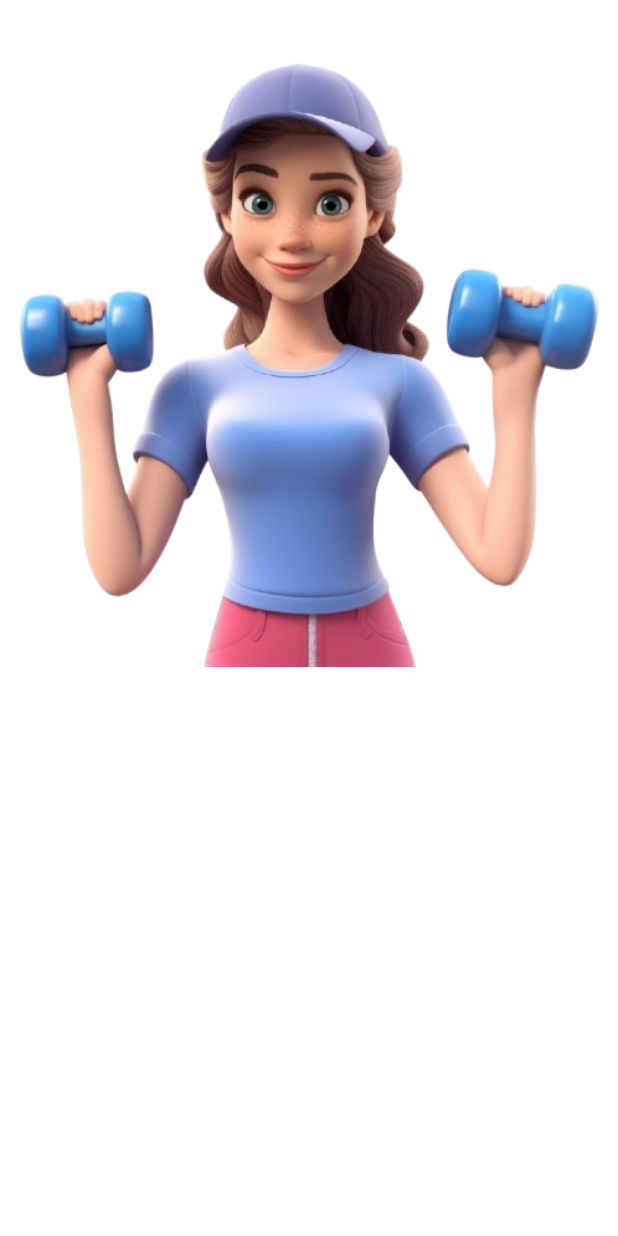
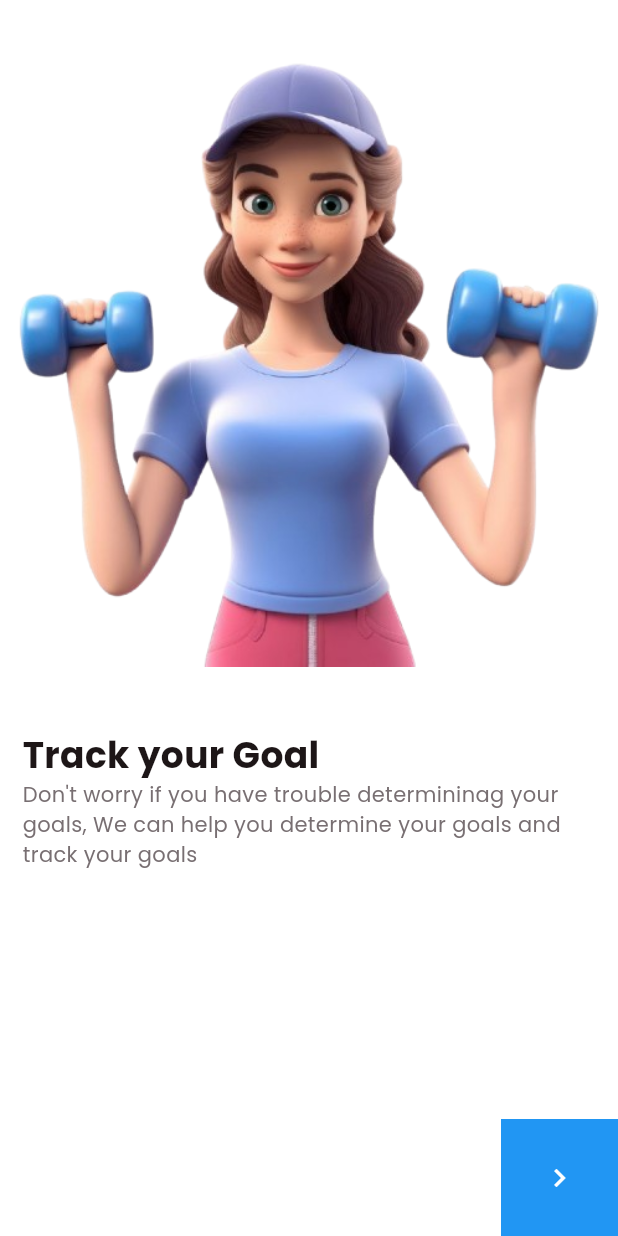
Before and after one commit to sdhaputhanthrie/Fitness-App, a Flutter app: the screen it shows after launch, on a phone screen of 412 x 824 dp. Run offline on Flutter 3.47's test engine with Material 3 defaults, Android fonts, the phone set to English and light mode, and no system bars.

Commit message:
create on boarding page

```diff
--- /dev/null
+++ b/lib/common_widget/on_boarding_page.dart
@@ -0,0 +1,50 @@
+import 'package:flutter/material.dart';
+import '../common/colo_extension.dart';
+
+class OnBoardingPage extends StatelessWidget {
+  final Map pObj;
+  const OnBoardingPage({super.key, required this.pObj});
+
+  @override
+  Widget build(BuildContext context) {
+    var media = MediaQuery.of(context).size;
+    return SizedBox(
+      width: media.width,
+      height: media.height,
+      child: Column(
+        mainAxisAlignment: MainAxisAlignment.start,
+        crossAxisAlignment: CrossAxisAlignment.start,
+        children: [
+          SizedBox(height: 30),
+          Image.asset(
+            pObj["image"].toString(),
+            width: media.width,
+            fit: BoxFit.fitWidth,
+          ),
+
+          SizedBox(height: media.width * 0.1),
+
+          Padding(
+            padding: const EdgeInsets.symmetric(horizontal: 15),
+            child: Text(
+             pObj["title"].toString(),
+              style: TextStyle(
+                color: TColor.black,
+                fontSize: 24,
+                fontWeight: FontWeight.w700,
+              ),
+            ),
+          ),
+
+          Padding(
+            padding: const EdgeInsets.symmetric(horizontal: 15),
+            child: Text(
+              pObj["subtitle"].toString(),
+              style: TextStyle(color: TColor.gray, fontSize: 14),
+            ),
+          ),
+        ],
+      ),
+    );
+  }
+}
--- a/lib/view/on_boarding/on_boarding_view.dart
+++ b/lib/view/on_boarding/on_boarding_view.dart
@@ -1,3 +1,4 @@
+import 'package:fitness/common_widget/on_boarding_page.dart';
 import 'package:flutter/material.dart';
 
 import '../../common/colo_extension.dart';
@@ -12,6 +13,33 @@ class OnBoardingView extends StatefulWidget {
 class _OnBoardingViewState extends State<OnBoardingView> {
   PageController controller = PageController();
 
+  List pageArr = [
+    {
+      "title": "Track your Goal",
+      "subtitle":
+          "Don't worry if you have trouble determininag your goals, We can help you determine your goals and track your goals",
+      "image": "assets/img/co (1).png",
+    },
+    {
+      "title": "Get Burn",
+      "subtitle":
+          "Let's keep burning, to achive yours goals, it hurts only teporarily, if you give up now you will be in pain forever",
+      "image": "assets/img/co (2).png",
+    },
+    {
+      "title": "Eat Well",
+      "subtitle":
+          "Let's start healthy lifestyle with us, we can determine your diet every day. healthy eating is fun",
+      "image": "assets/img/co (3).png",
+    },
+    {
+      "title": "Improve Sleep\nQuality",
+      "subtitle":
+          "Improve the quality of your sleep with us, good quality sleep can bring a good mood in the morning",
+      "image": "assets/img/co (4).png",
+    },
+  ];
+
   @override
   Widget build(BuildContext context) {
     var media = MediaQuery.of(context).size;
@@ -19,25 +47,25 @@ class _OnBoardingViewState extends State<OnBoardingView> {
     return Scaffold(
       backgroundColor: TColor.white,
       body: Stack(
+        alignment: Alignment.bottomRight,
         children: [
           PageView.builder(
             controller: controller,
-            itemCount: 3,
+            itemCount: pageArr.length,
             itemBuilder: (context, index) {
+              var pObj = pageArr[index] as Map? ?? {};
+              return OnBoardingPage(pObj: pObj);
+            }
+          ),
 
-              return SizedBox(
-                width:media.width,
-                height: media.height,
-                child: Column(
-                   mainAxisAlignment: MainAxisAlignment.start,
-                children: [
-                  SizedBox(height: 30),
-                  Image.asset("assets/img/co (1).png", width: media.width , fit:BoxFit.fitWidth, )
-                 ],
-                ),
-              );
-            },)
+          Container(
+            padding: const EdgeInsets.symmetric(horizontal: 15, vertical: 15),
+            color: Colors.blue,
+            child: IconButton(icon: Icon(Icons.navigate_next, color: TColor.white,),color: TColor.primaryColor1 , onPressed: (){
 
+            },
+          ),
+          )
         ],
       ),
     );
```
Also changed, not shown: assets/img/co (3).png (renamed from assets/img/co(3).png), assets/img/co (4).png (renamed from assets/img/co(4).png), assets/img/co (5).png (added).
